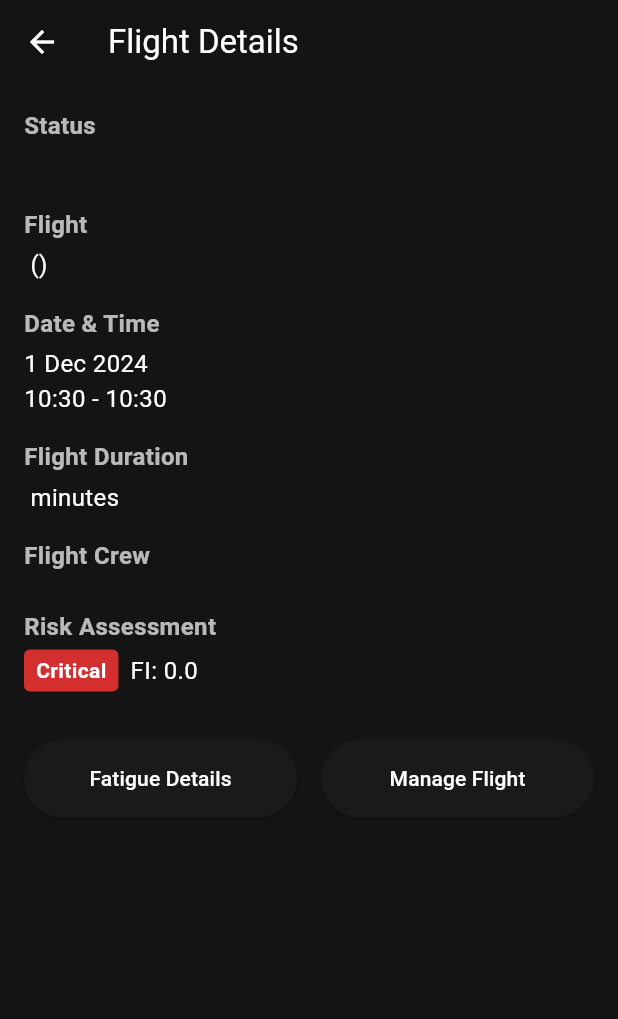
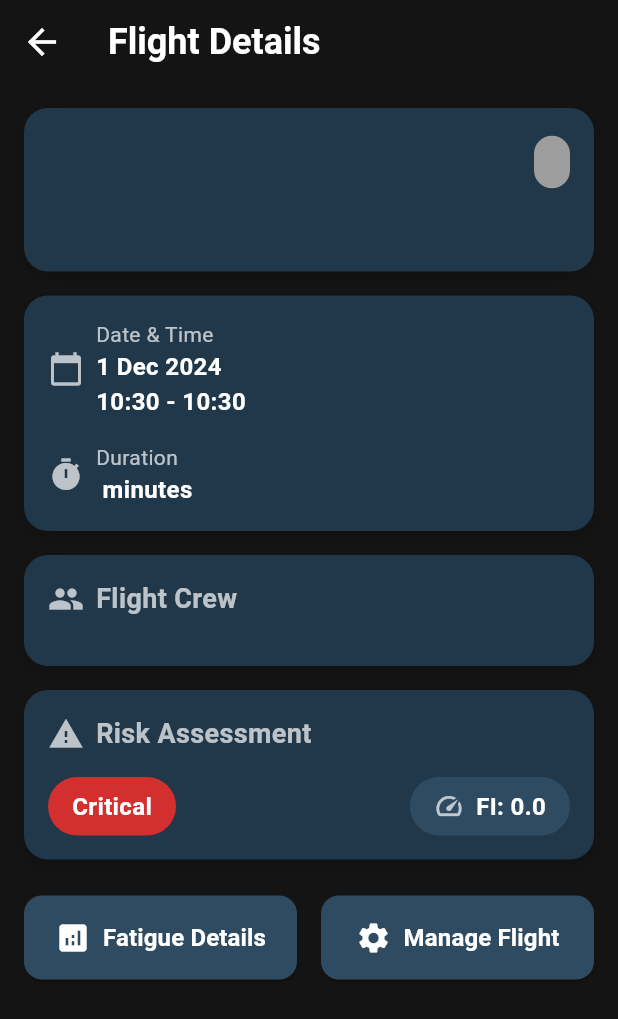
Before and after one commit to TalhaShahid004/Pilot-Fatigue-Management-System-DBMS, a Flutter app: the FlightDetailsScreen screen opened directly with empty values, on a phone screen of 412 x 824 dp. Shown: the top 1019 px of the screen. Run offline on Flutter 3.47's test engine with Material 3 defaults, Android fonts, the phone set to English and light mode, and no system bars; our stand-ins replace cloud_firestore, firebase_auth, firebase_core; accounts and stored records are empty.

Commit message:
Update flight_details_operations.dart

```diff
--- a/src/lib/Operations Screens/flight_details_operations.dart
+++ b/src/lib/Operations Screens/flight_details_operations.dart
@@ -15,14 +15,17 @@ class FlightDetailsScreen extends StatelessWidget {
         backgroundColor: const Color(0xFF141414),
         title: const Text(
           'Flight Details',
-          style: TextStyle(color: Colors.white),
+          style: TextStyle(
+            color: Colors.white,
+            fontSize: 24,
+            fontWeight: FontWeight.bold,
+          ),
         ),
         leading: IconButton(
-          icon: const Icon(Icons.arrow_back, color: Colors.white),
-          onPressed: () {
-            Navigator.pop(context);
-          },
+          icon: const Icon(Icons.arrow_back, color: Colors.white, size: 28),
+          onPressed: () => Navigator.pop(context),
         ),
+        elevation: 0,
       ),
       body: StreamBuilder<DocumentSnapshot>(
         stream: FirebaseFirestore.instance
@@ -91,6 +94,7 @@ class FlightDetailsScreen extends StatelessWidget {
     );
   }
 
+
   Widget _buildFlightDetails(
     BuildContext context,
     DocumentSnapshot flightDoc,
@@ -108,40 +112,163 @@ class FlightDetailsScreen extends StatelessWidget {
         child: Column(
           crossAxisAlignment: CrossAxisAlignment.start,
           children: [
-            _buildInfoSection(
-              title: 'Status',
-              value: flightData['status'] ?? 'N/A',
+            // Flight Status Card
+            _buildCard(
+              child: Column(
+                crossAxisAlignment: CrossAxisAlignment.start,
+                children: [
+                  Row(
+                    mainAxisAlignment: MainAxisAlignment.spaceBetween,
+                    children: [
+                      Text(
+                        flightData['flightNumber'],
+                        style: const TextStyle(
+                          color: Colors.white,
+                          fontSize: 28,
+                          fontWeight: FontWeight.bold,
+                        ),
+                      ),
+                      Container(
+                        padding: const EdgeInsets.symmetric(horizontal: 12, vertical: 6),
+                        decoration: BoxDecoration(
                           color: _getStatusColor(flightData['status']),
+                          borderRadius: BorderRadius.circular(20),
+                        ),
+                        child: Text(
+                          flightData['status'] ?? 'N/A',
+                          style: const TextStyle(
+                            color: Colors.white,
+                            fontSize: 16,
+                            fontWeight: FontWeight.bold,
+                          ),
+                        ),
+                      ),
+                    ],
+                  ),
+                  const SizedBox(height: 8),
+                  Text(
+                    flightData['route'],
+                    style: const TextStyle(
+                      color: Colors.white70,
+                      fontSize: 20,
+                    ),
+                  ),
+                ],
+              ),
             ),
             const SizedBox(height: 16),
-            _buildInfoSection(
-              title: 'Flight',
-              value: '${flightData['flightNumber']} (${flightData['route']})',
+
+            // Time and Duration Card
+            _buildCard(
+              child: Row(
+                children: [
+                  Expanded(
+                    child: Column(
+                      crossAxisAlignment: CrossAxisAlignment.start,
+                      children: [
+                        _buildIconLabel(
+                          Icons.calendar_today,
+                          'Date & Time',
+                          _formatDateTime(startTime, endTime),
                         ),
                         const SizedBox(height: 16),
-            _buildInfoSection(
-              title: 'Date & Time',
-              value: _formatDateTime(startTime, endTime),
+                        _buildIconLabel(
+                          Icons.timer,
+                          'Duration',
+                          '${flightData['duration']} minutes',
+                        ),
+                      ],
+                    ),
+                  ),
+                ],
+              ),
             ),
             const SizedBox(height: 16),
-            _buildInfoSection(
-              title: 'Flight Duration',
-              value: '${flightData['duration']} minutes',
+
+            // Flight Crew Card
+            _buildCard(
+              child: Column(
+                crossAxisAlignment: CrossAxisAlignment.start,
+                children: [
+                  const Row(
+                    children: [
+                      Icon(Icons.people, color: Colors.white70, size: 24),
+                      SizedBox(width: 8),
+                      Text(
+                        'Flight Crew',
+                        style: TextStyle(
+                          color: Colors.white70,
+                          fontSize: 18,
+                          fontWeight: FontWeight.bold,
+                        ),
+                      ),
+                    ],
                   ),
                   const SizedBox(height: 16),
-            _buildPilotsSection(pilots),
+                  ...pilots.map((pilot) => Padding(
+                    padding: const EdgeInsets.only(bottom: 12),
+                    child: Row(
+                      children: [
+                        Container(
+                          width: 40,
+                          height: 40,
+                          decoration: BoxDecoration(
+                            color: const Color(0xFF2E4B61),
+                            borderRadius: BorderRadius.circular(20),
+                          ),
+                          child: Center(
+                            child: Text(
+                              pilot['name'][0],
+                              style: const TextStyle(
+                                color: Colors.white,
+                                fontSize: 20,
+                                fontWeight: FontWeight.bold,
+                              ),
+                            ),
+                          ),
+                        ),
+                        const SizedBox(width: 12),
+                        Column(
+                          crossAxisAlignment: CrossAxisAlignment.start,
+                          children: [
+                            Text(
+                              pilot['name'],
+                              style: const TextStyle(
+                                color: Colors.white,
+                                fontSize: 16,
+                                fontWeight: FontWeight.bold,
+                              ),
+                            ),
+                            Text(
+                              pilot['role'],
+                              style: const TextStyle(
+                                color: Colors.white70,
+                                fontSize: 14,
+                              ),
+                            ),
+                          ],
+                        ),
+                      ],
+                    ),
+                  )).toList(),
+                ],
+              ),
+            ),
             const SizedBox(height: 16),
-            _buildRiskSection(pilots, riskCategory),
-            const SizedBox(height: 32),
+
+            // Risk Assessment Card
+            _buildCard(
+              child: _buildEnhancedRiskSection(pilots, riskCategory),
+            ),
+            const SizedBox(height: 24),
+
+            // Action Buttons
             Row(
               children: [
                 Expanded(
-                  child: ElevatedButton(
-                    style: ElevatedButton.styleFrom(
-                      backgroundColor: const Color(0xFF1A1A1A),
-                      foregroundColor: Colors.white,
-                      padding: const EdgeInsets.symmetric(vertical: 16),
-                    ),
+                  child: _buildActionButton(
+                    icon: Icons.analytics,
+                    label: 'Fatigue Details',
                     onPressed: () {
                       Navigator.pushNamed(
                         context,
@@ -149,17 +276,13 @@ class FlightDetailsScreen extends StatelessWidget {
                         arguments: flightData['flightId'],
                       );
                     },
-                    child: const Text('Fatigue Details'),
                   ),
                 ),
                 const SizedBox(width: 16),
                 Expanded(
-                  child: ElevatedButton(
-                    style: ElevatedButton.styleFrom(
-                      backgroundColor: const Color(0xFF1A1A1A),
-                      foregroundColor: Colors.white,
-                      padding: const EdgeInsets.symmetric(vertical: 16),
-                    ),
+                  child: _buildActionButton(
+                    icon: Icons.settings,
+                    label: 'Manage Flight',
                     onPressed: () {
                       Navigator.pushNamed(
                         context,
@@ -167,7 +290,6 @@ class FlightDetailsScreen extends StatelessWidget {
                         arguments: flightData['flightId'],
                       );
                     },
-                    child: const Text('Manage Flight'),
                   ),
                 ),
               ],
@@ -178,59 +300,55 @@ class FlightDetailsScreen extends StatelessWidget {
     );
   }
 
-  Widget _buildInfoSection({
-    required String title,
-    required String value,
-    Color? color,
-  }) {
-    return Column(
+  Widget _buildCard({required Widget child}) {
+    return Container(
+      width: double.infinity,
+      padding: const EdgeInsets.all(16),
+      decoration: BoxDecoration(
+        color: const Color(0xFF21384A),
+        borderRadius: BorderRadius.circular(16),
+        boxShadow: [
+          BoxShadow(
+            color: Colors.black.withOpacity(0.2),
+            blurRadius: 8,
+            offset: const Offset(0, 4),
+          ),
+        ],
+      ),
+      child: child,
+    );
+  }
+
+  Widget _buildIconLabel(IconData icon, String label, String value) {
+    return Row(
+      children: [
+        Icon(icon, color: Colors.white70, size: 24),
+        const SizedBox(width: 8),
+        Column(
           crossAxisAlignment: CrossAxisAlignment.start,
           children: [
             Text(
-          title,
+              label,
               style: const TextStyle(
-            fontWeight: FontWeight.bold,
-            fontSize: 16,
                 color: Colors.white70,
+                fontSize: 14,
               ),
             ),
-        const SizedBox(height: 4),
             Text(
               value,
-          style: TextStyle(
+              style: const TextStyle(
+                color: Colors.white,
                 fontSize: 16,
-            color: color ?? Colors.white,
+                fontWeight: FontWeight.bold,
               ),
+            ),
+          ],
         ),
       ],
     );
   }
 
-  Widget _buildPilotsSection(List<Map<String, dynamic>> pilots) {
-    return Column(
-      crossAxisAlignment: CrossAxisAlignment.start,
-      children: [
-        const Text(
-          'Flight Crew',
-          style: TextStyle(
-            fontWeight: FontWeight.bold,
-            fontSize: 16,
-            color: Colors.white70,
-          ),
-        ),
-        const SizedBox(height: 8),
-        ...pilots.map((pilot) => Padding(
-          padding: const EdgeInsets.only(bottom: 4),
-          child: Text(
-            '${pilot['role']}: ${pilot['name']}',
-            style: const TextStyle(color: Colors.white, fontSize: 16),
-          ),
-        )).toList(),
-      ],
-    );
-  }
-
-  Widget _buildRiskSection(List<Map<String, dynamic>> pilots, String riskCategory) {
+  Widget _buildEnhancedRiskSection(List<Map<String, dynamic>> pilots, String riskCategory) {
     double averageScore = 0;
     if (pilots.isNotEmpty) {
       final scores = pilots.map((p) => p['fatigueScore'] as num).toList();
@@ -240,42 +358,95 @@ class FlightDetailsScreen extends StatelessWidget {
     return Column(
       crossAxisAlignment: CrossAxisAlignment.start,
       children: [
-        const Text(
+        const Row(
+          children: [
+            Icon(Icons.warning, color: Colors.white70, size: 24),
+            SizedBox(width: 8),
+            Text(
               'Risk Assessment',
               style: TextStyle(
+                color: Colors.white70,
+                fontSize: 18,
                 fontWeight: FontWeight.bold,
-            fontSize: 16,
-            color: Colors.white70,
               ),
             ),
-        const SizedBox(height: 4),
+          ],
+        ),
+        const SizedBox(height: 16),
         Row(
+          mainAxisAlignment: MainAxisAlignment.spaceBetween,
           children: [
             Container(
-              padding: const EdgeInsets.symmetric(horizontal: 8, vertical: 4),
+              padding: const EdgeInsets.symmetric(horizontal: 16, vertical: 8),
               decoration: BoxDecoration(
                 color: _getRiskColor(riskCategory),
-                borderRadius: BorderRadius.circular(4),
+                borderRadius: BorderRadius.circular(20),
               ),
               child: Text(
                 riskCategory,
                 style: const TextStyle(
                   color: Colors.white,
+                  fontSize: 16,
                   fontWeight: FontWeight.bold,
                 ),
               ),
             ),
+            Container(
+              padding: const EdgeInsets.symmetric(horizontal: 16, vertical: 8),
+              decoration: BoxDecoration(
+                color: const Color(0xFF2E4B61),
+                borderRadius: BorderRadius.circular(20),
+              ),
+              child: Row(
+                children: [
+                  const Icon(Icons.speed, color: Colors.white70, size: 20),
                   const SizedBox(width: 8),
                   Text(
                     'FI: ${averageScore.toStringAsFixed(1)}',
                     style: const TextStyle(
                       color: Colors.white,
                       fontSize: 16,
+                      fontWeight: FontWeight.bold,
+                    ),
+                  ),
+                ],
               ),
             ),
           ],
         ),
       ],
+    );
+  }
+
+  Widget _buildActionButton({
+    required IconData icon,
+    required String label,
+    required VoidCallback onPressed,
+  }) {
+    return ElevatedButton(
+      style: ElevatedButton.styleFrom(
+        backgroundColor: const Color(0xFF2E4B61),
+        foregroundColor: Colors.white,
+        padding: const EdgeInsets.symmetric(vertical: 16),
+        shape: RoundedRectangleBorder(
+          borderRadius: BorderRadius.circular(12),
+        ),
+      ),
+      onPressed: onPressed,
+      child: Row(
+        mainAxisAlignment: MainAxisAlignment.center,
+        children: [
+          Icon(icon, size: 24),
+          const SizedBox(width: 8),
+          Text(
+            label,
+            style: const TextStyle(
+              fontSize: 16,
+              fontWeight: FontWeight.bold,
+            ),
+          ),
+        ],
+      ),
     );
   }
 
```
Lines whose indentation alone changed are shown as unchanged.
